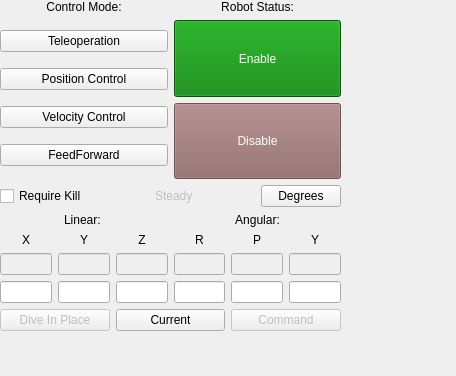
Old version of the form riptide_rviz/src/ControlPanel.ui in the repository osu-uwrt/riptide_rvis; both pictures show x 0 to 456 and y 0 to 376 of the 456 by 568 pixel window.
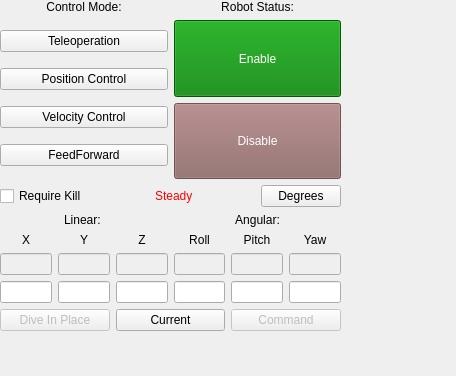
New version of the form.

```diff
--- a/riptide_rviz/src/ControlPanel.ui
+++ b/riptide_rviz/src/ControlPanel.ui
@@ -169,6 +169,10 @@
         <property name="enabled">
          <bool>false</bool>
         </property>
+        <property name="styleSheet">
+         <string notr="true">QLabel {color: green;}
+QLabel:!enabled{color: red;}</string>
+        </property>
         <property name="text">
          <string>Steady</string>
         </property>
@@ -247,7 +251,7 @@
         <item row="0" column="4">
          <widget class="QLabel" name="label_18">
           <property name="text">
-           <string>P</string>
+           <string>Pitch</string>
           </property>
           <property name="alignment">
            <set>Qt::AlignCenter</set>
@@ -332,7 +336,7 @@
         <item row="0" column="5">
          <widget class="QLabel" name="label_19">
           <property name="text">
-           <string>Y</string>
+           <string>Yaw</string>
           </property>
           <property name="alignment">
            <set>Qt::AlignCenter</set>
@@ -355,7 +359,7 @@
         <item row="0" column="3">
          <widget class="QLabel" name="label_17">
           <property name="text">
-           <string>R</string>
+           <string>Roll</string>
           </property>
           <property name="alignment">
            <set>Qt::AlignCenter</set>
```
